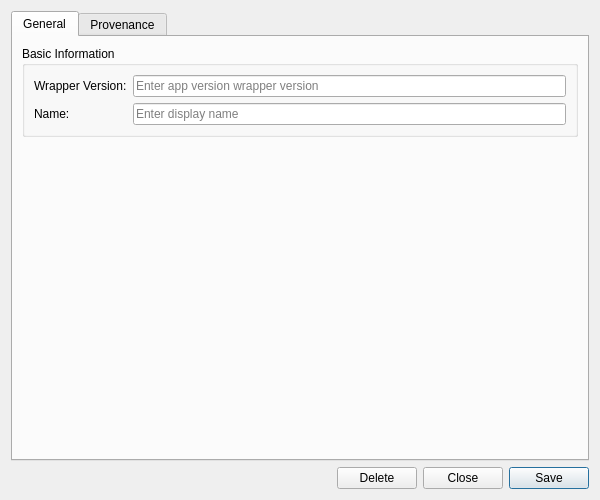
Before: the Qt Designer form projects/ores.qt/compute/ui/AppVersionDetailDialog.ui in OreStudio/OreStudio, drawn with Qt 5.
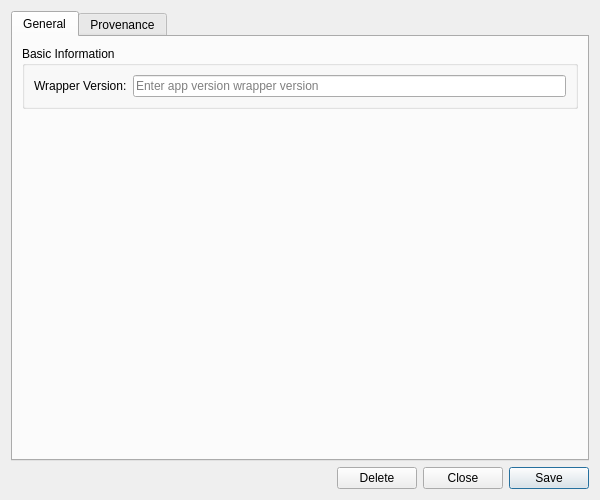
After: the same form once the commit is applied. Custom widgets are drawn as their Qt base class.

Commit message:
[ores.qt] Regenerate compute detail dialogs without the phantom name row
Regenerate the five thin detail dialogs after the detail-fields gating
fix: an entity without a name column now gets only its key row plus
provenance. The bound .name member does not exist on batch, app_version,
host, result or workunit, so the generated dialogs previously did not
compile.

Story-ID: 1D13F6BF-DD96-40AC-9286-BD540D94FA75
Task-ID: A97F58CC-6C2D-4138-AE4C-60D8C53B88A7
Environment: brave_hopper

What changed in the file:
```diff
--- a/projects/ores.qt/compute/ui/AppVersionDetailDialog.ui
+++ b/projects/ores.qt/compute/ui/AppVersionDetailDialog.ui
@@ -55,20 +55,6 @@
             </property>
            </widget>
           </item>
-          <item row="1" column="0">
-           <widget class="QLabel" name="labelName">
-            <property name="text">
-             <string>Name:</string>
-            </property>
-           </widget>
-          </item>
-          <item row="1" column="1">
-           <widget class="QLineEdit" name="nameEdit">
-            <property name="placeholderText">
-             <string>Enter display name</string>
-            </property>
-           </widget>
-          </item>
          </layout>
         </widget>
        </item>
```
The commit also changes 9 other files.
